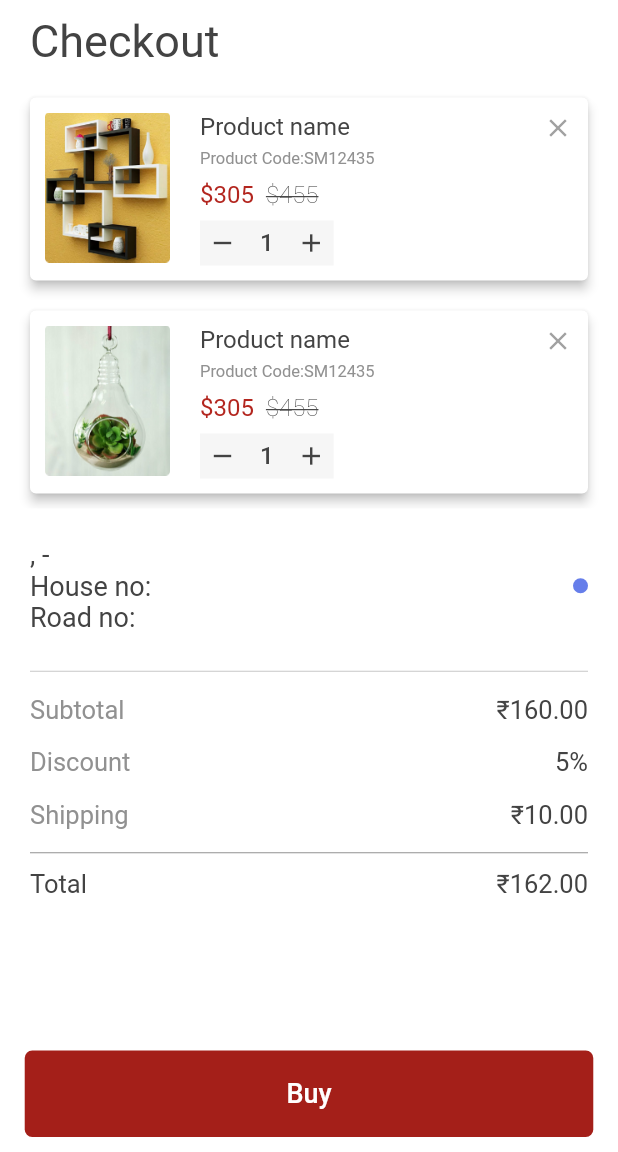
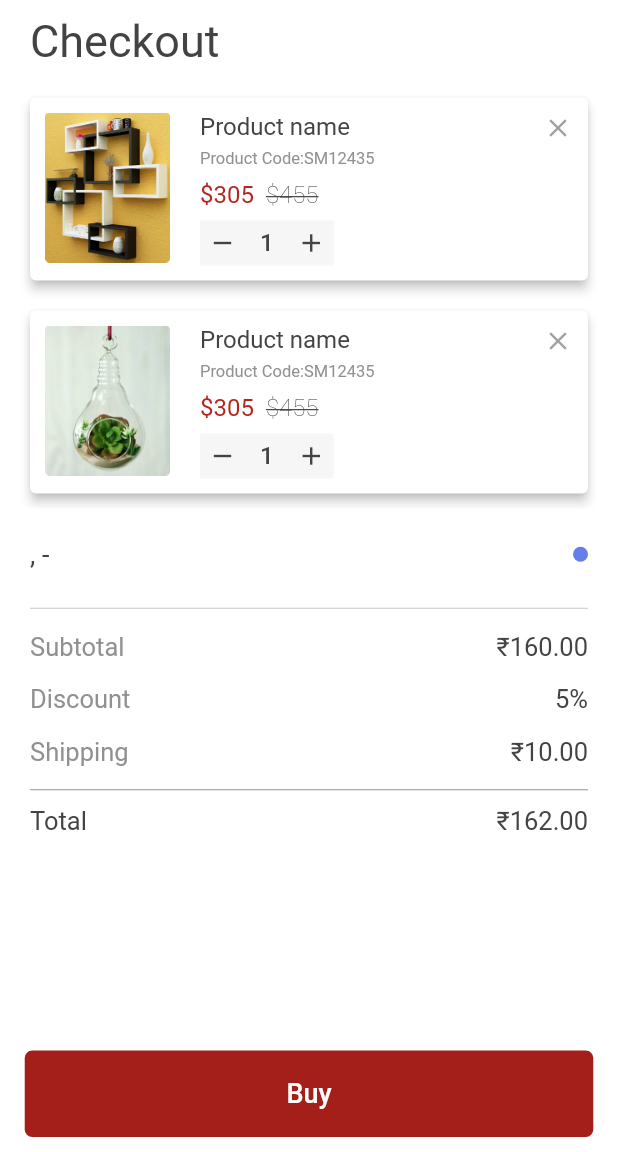
Before and after one commit to priyeshstackapp/homesaaz, a Flutter app: the CheckoutScreen screen opened directly with empty values, on a phone screen of 412 x 824 dp, the part 84-1236 px from its top. Run offline on Flutter 3.47's test engine with Material 2 defaults, Android fonts, the phone set to English and light mode, and no system bars; our stand-ins replace carousel_slider, dotted_border, fluttertoast, rating_bar, shared_preferences; missing offline and left inert: credit_card_slider; accounts and stored records are empty; Roboto replaces fonts that are missing (NeueFrutigerWorld).

```diff
--- a/lib/common/common_widget.dart
+++ b/lib/common/common_widget.dart
@@ -558,11 +558,11 @@ Widget myOrdersView(MyOrdersModel myOrdersItem, MyOrdersScreenState state,
                   ),
 
                   RatingBar(
-                    onRatingChanged: (value) {
+                 /*   onRatingChanged: (value) {
                       state.setState(() {
                         ratingbar = value;
                       });
-                    },
+                    },*/
                     filledIcon: Icons.star,
                     emptyIcon: Icons.star,
                     halfFilledIcon: Icons.star_half,
--- a/lib/screen/checkout/checkout_screen.dart
+++ b/lib/screen/checkout/checkout_screen.dart
@@ -150,28 +150,6 @@ class CheckoutScreenState extends State<CheckoutScreen> {
                         ),
                         maxLines: 2,
                       ),
-                widget.mapAddress == null
-                    ? Container()
-                    : Text(
-                        'House no: ' + widget.mapAddress['houseNo'],
-                        //'House no: 938',
-                        style: new TextStyle(
-                          fontSize: 18,
-                          color: ColorRes.charcoal,
-                          fontFamily: 'NeueFrutigerWorld',
-                        ),
-                      ),
-                widget.mapAddress == null
-                    ? Container()
-                    : Text(
-                        'Road no: ' + widget.mapAddress['roadNo'],
-                        //'Road no: 9',
-                        style: new TextStyle(
-                          fontSize: 18,
-                          color: ColorRes.charcoal,
-                          fontFamily: 'NeueFrutigerWorld',
-                        ),
-                      ),
               ],
             ),
           ),
--- a/lib/screen/confirmation/confirmation_screen.dart
+++ b/lib/screen/confirmation/confirmation_screen.dart
@@ -22,8 +22,10 @@ class ConfirmationScreenState extends State<ConfirmationScreen> {
     print("Current page --> $runtimeType");
     model ?? (model = ConfirmationScreenViewModel(this));
     return WillPopScope(
-      onWillPop: () async => false,
-
+      onWillPop: () async {
+        Navigator.pop(context);
+        return true;
+      },
       child: Scaffold(
         bottomNavigationBar: InkWell(
           onTap: () async {
--- a/lib/screen/detail/product_detail.dart
+++ b/lib/screen/detail/product_detail.dart
@@ -373,7 +373,7 @@ class ProductDetailScreenState extends State<ProductDetailScreen> {
                         child: Divider(height: 1, color: ColorRes.gray57),
                       ),
                       SizedBox(
-                        height: 20,
+                        height: 70,
                       ),
                     ],
                   ),
```
Also changed, not shown: lib/screen/address/address_screen.dart (+5 -2 lines), lib/screen/create_address/create_address_screen.dart (+7 -7 lines), lib/screen/home/home_screen.dart (+12 -2 lines).
